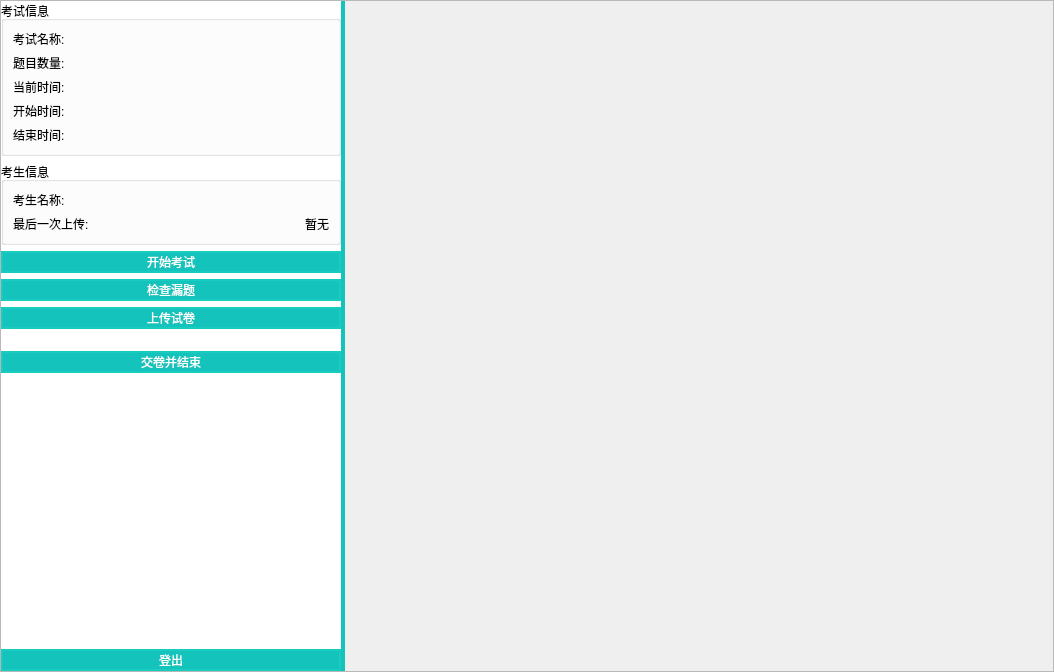
Above: SubWidget/examview.ui from jkjkil4/ExamSysStudent before the change. Below: the same form after it.
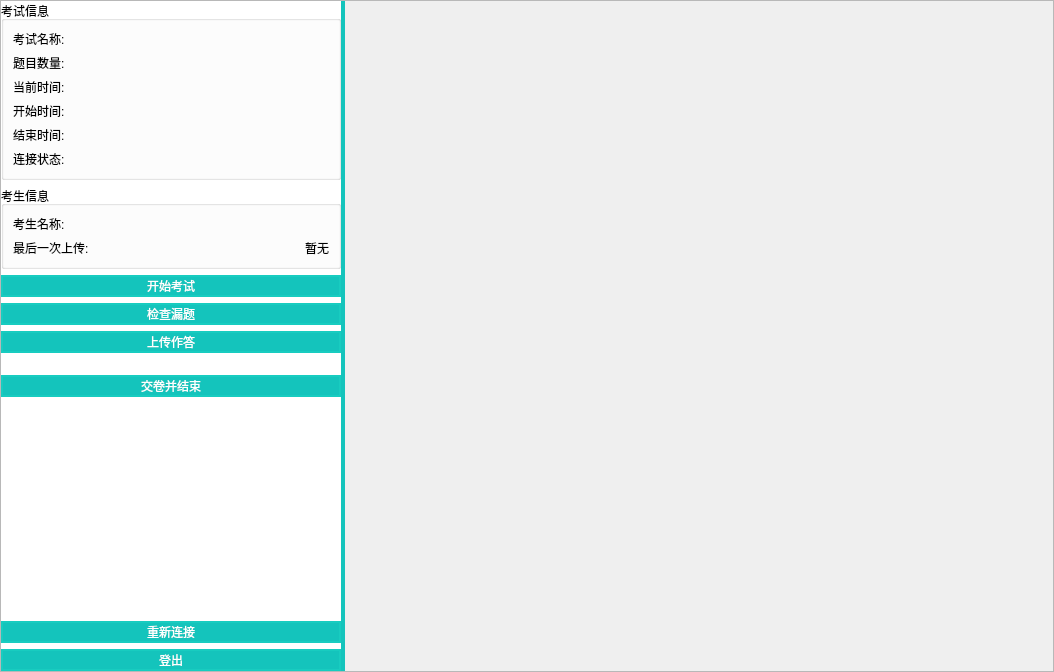
That is the form after the change.

The edit to the form file:
```diff
--- a/SubWidget/examview.ui
+++ b/SubWidget/examview.ui
@@ -83,7 +83,7 @@
 	background-color: rgb(17,171,164);
 }</string>
       </property>
-      <layout class="QVBoxLayout" name="verticalLayout_3" stretch="0,0,0,1,0,0">
+      <layout class="QVBoxLayout" name="verticalLayout_3" stretch="0,0,0,1,0,0,0">
        <item>
         <widget class="QGroupBox" name="boxExamInfo">
          <property name="title">
@@ -210,6 +210,27 @@
             </item>
            </layout>
           </item>
+          <item>
+           <layout class="QHBoxLayout" name="layoutSrvStat" stretch="0,1">
+            <item>
+             <widget class="QLabel" name="labelSrvStatText">
+              <property name="text">
+               <string>连接状态:</string>
+              </property>
+             </widget>
+            </item>
+            <item>
+             <widget class="QLabel" name="labelSrvStat">
+              <property name="text">
+               <string/>
+              </property>
+              <property name="alignment">
+               <set>Qt::AlignRight|Qt::AlignTrailing|Qt::AlignVCenter</set>
+              </property>
+             </widget>
+            </item>
+           </layout>
+          </item>
          </layout>
         </widget>
        </item>
@@ -308,7 +329,7 @@
           <item>
            <widget class="QPushButton" name="btnUpload">
             <property name="text">
-             <string>上传试卷</string>
+             <string>上传作答</string>
             </property>
            </widget>
           </item>
@@ -364,6 +385,13 @@
          </property>
         </spacer>
        </item>
+       <item>
+        <widget class="QPushButton" name="btnReconnect">
+         <property name="text">
+          <string>重新连接</string>
+         </property>
+        </widget>
+       </item>
        <item>
         <widget class="QPushButton" name="btnExit">
          <property name="text">
```
